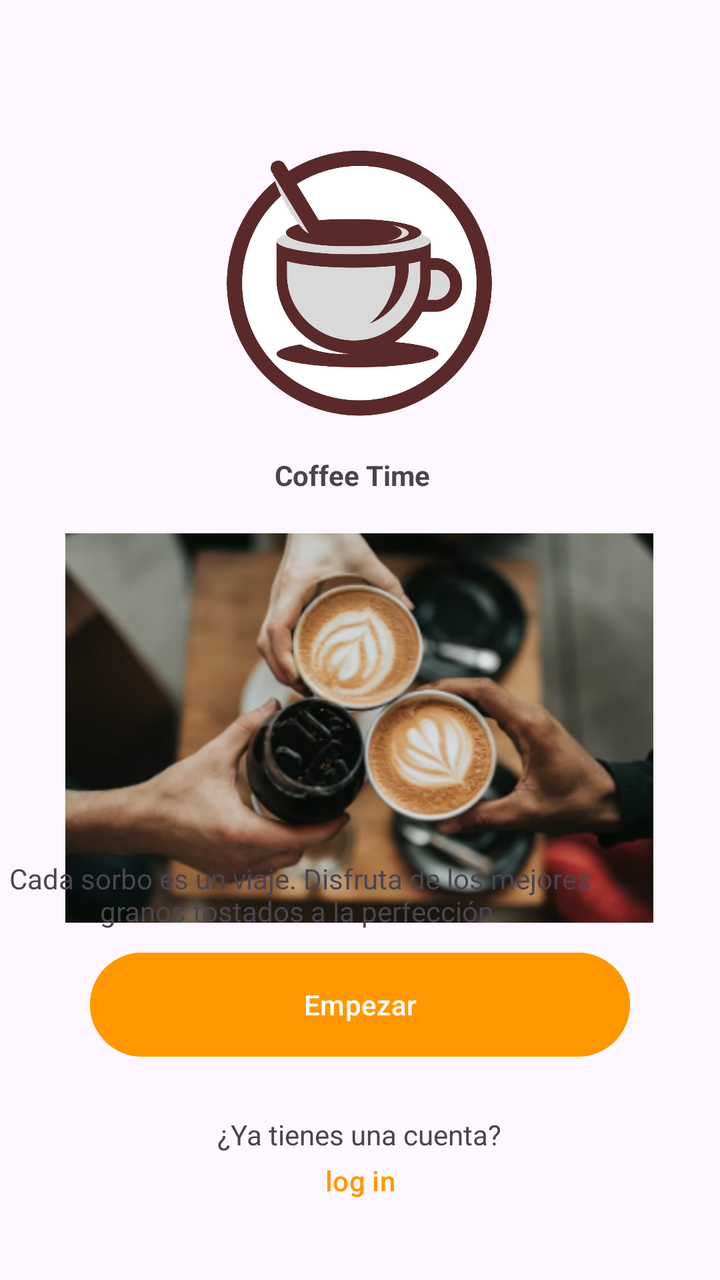
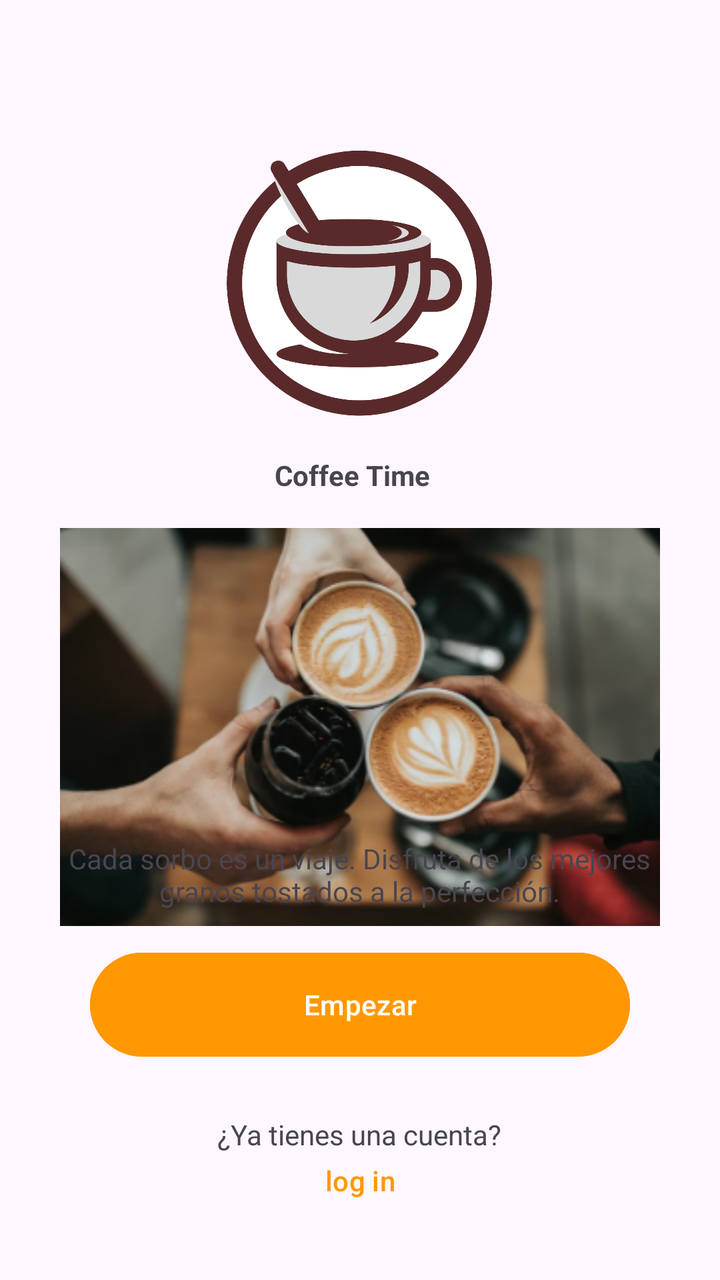

Compare the two renders of this Android layout. The source of the first and the diff that turns it into the second are given below.
<!-- AndroidManifest.xml: application theme Theme.Cafeteria -->
<!-- res/layout/activity_main.xml -->
<?xml version="1.0" encoding="utf-8"?>
<androidx.constraintlayout.widget.ConstraintLayout xmlns:android="http://schemas.android.com/apk/res/android"
    xmlns:app="http://schemas.android.com/apk/res-auto"
    xmlns:tools="http://schemas.android.com/tools"
    android:id="@+id/main"
    android:layout_width="match_parent"
    android:layout_height="match_parent"
    tools:context=".MainActivity">


    <ImageView
        android:id="@+id/imageView"
        android:layout_width="266dp"
        android:layout_height="268dp"
        android:layout_marginStart="130dp"
        android:layout_marginTop="16dp"
        android:layout_marginEnd="131dp"
        android:src="@drawable/logo_coffe"
        app:layout_constraintEnd_toEndOf="parent"
        app:layout_constraintStart_toStartOf="parent"
        app:layout_constraintTop_toTopOf="parent" />

    <ImageView
        android:id="@+id/imgLogo2"
        android:layout_width="294dp"
        android:layout_height="200dp"
        android:layout_marginTop="264dp"
        android:src="@drawable/tres_tazas"
        app:layout_constraintEnd_toEndOf="parent"
        app:layout_constraintHorizontal_bias="0.495"
        app:layout_constraintStart_toStartOf="parent"
        app:layout_constraintTop_toTopOf="parent" />

    <TextView
        android:id="@+id/textView2"
        android:layout_width="86dp"
        android:layout_height="19dp"
        android:layout_marginStart="32dp"
        android:layout_marginTop="228dp"
        android:layout_marginEnd="24dp"
        android:text="Coffee Time"
        android:textStyle="bold"
        app:layout_constraintEnd_toEndOf="parent"
        app:layout_constraintHorizontal_bias="0.483"
        app:layout_constraintStart_toStartOf="parent"
        app:layout_constraintTop_toTopOf="parent" />

    <TextView
        android:id="@+id/textView3"
        android:layout_width="296dp"
        android:layout_height="57dp"
        android:layout_marginStart="53dp"
        android:layout_marginTop="7dp"
        android:layout_marginEnd="62dp"
        android:gravity="center"
        android:text="Cada sorbo es un viaje. Disfruta de los mejores     granos tostados a la perfección."
        app:layout_constraintBottom_toBottomOf="parent"
        app:layout_constraintEnd_toEndOf="parent"
        app:layout_constraintHorizontal_bias="1.0"
        app:layout_constraintStart_toStartOf="parent"
        app:layout_constraintTop_toTopOf="parent"
        app:layout_constraintVertical_bias="0.715" />

    <Button
        android:id="@+id/button"
        android:layout_width="270dp"
        android:layout_height="60dp"
        android:layout_marginStart="9dp"
        android:layout_marginTop="60dp"
        android:layout_marginBottom="91dp"
        android:backgroundTint="#FF9800"
        android:text="Empezar"
        app:layout_constraintBottom_toBottomOf="parent"
        app:layout_constraintEnd_toEndOf="parent"
        app:layout_constraintHorizontal_bias="0.446"
        app:layout_constraintStart_toStartOf="parent"
        app:layout_constraintTop_toTopOf="parent"
        app:layout_constraintVertical_bias="0.961" />

    <TextView
        android:id="@+id/textView4"
        android:layout_width="184dp"
        android:layout_height="24dp"
        android:layout_marginBottom="50dp"
        android:gravity="center"
        android:text="¿Ya tienes una cuenta?"
        app:layout_constraintBottom_toBottomOf="parent"
        app:layout_constraintEnd_toEndOf="parent"
        app:layout_constraintHorizontal_bias="0.497"
        app:layout_constraintStart_toStartOf="parent"
        app:layout_constraintTop_toTopOf="parent"
        app:layout_constraintVertical_bias="0.981" />

    <Button
        android:id="@+id/button2"
        android:layout_width="151dp"
        android:layout_height="38dp"
        android:layout_marginTop="10dp"
        android:background="@android:color/transparent"
        android:text="log in"
        android:textColor="#FF9800"
        app:layout_constraintBottom_toBottomOf="parent"
        app:layout_constraintEnd_toEndOf="parent"
        app:layout_constraintStart_toStartOf="parent"
        app:layout_constraintTop_toTopOf="parent"
        app:layout_constraintVertical_bias="0.947" />

</androidx.constraintlayout.widget.ConstraintLayout>
<!-- resources referenced by this layout -->
<resources>
  <!-- drawable logo_coffe: png bitmap (drawable, 106600 bytes) -->
  <!-- drawable tres_tazas: png bitmap (drawable, 113190 bytes) -->
  <style name="Theme.Cafeteria" parent="Base.Theme.Cafeteria" />
  <style name="Base.Theme.Cafeteria" parent="Theme.Material3.DayNight.NoActionBar">
          
          
      </style>
</resources>

<!-- the commit's change to res/layout/activity_main.xml (unified diff, before → after) -->
@@ -22,8 +22,8 @@
 
     <ImageView
         android:id="@+id/imgLogo2"
-        android:layout_width="294dp"
-        android:layout_height="200dp"
+        android:layout_width="360dp"
+        android:layout_height="199dp"
         android:layout_marginTop="264dp"
         android:src="@drawable/tres_tazas"
         app:layout_constraintEnd_toEndOf="parent"
@@ -47,19 +47,17 @@
 
     <TextView
         android:id="@+id/textView3"
-        android:layout_width="296dp"
-        android:layout_height="57dp"
-        android:layout_marginStart="53dp"
+        android:layout_width="300dp"
+        android:layout_height="78dp"
         android:layout_marginTop="7dp"
-        android:layout_marginEnd="62dp"
         android:gravity="center"
         android:text="Cada sorbo es un viaje. Disfruta de los mejores     granos tostados a la perfección."
         app:layout_constraintBottom_toBottomOf="parent"
         app:layout_constraintEnd_toEndOf="parent"
-        app:layout_constraintHorizontal_bias="1.0"
+        app:layout_constraintHorizontal_bias="0.495"
         app:layout_constraintStart_toStartOf="parent"
         app:layout_constraintTop_toTopOf="parent"
-        app:layout_constraintVertical_bias="0.715" />
+        app:layout_constraintVertical_bias="0.705" />
 
     <Button
         android:id="@+id/button"
